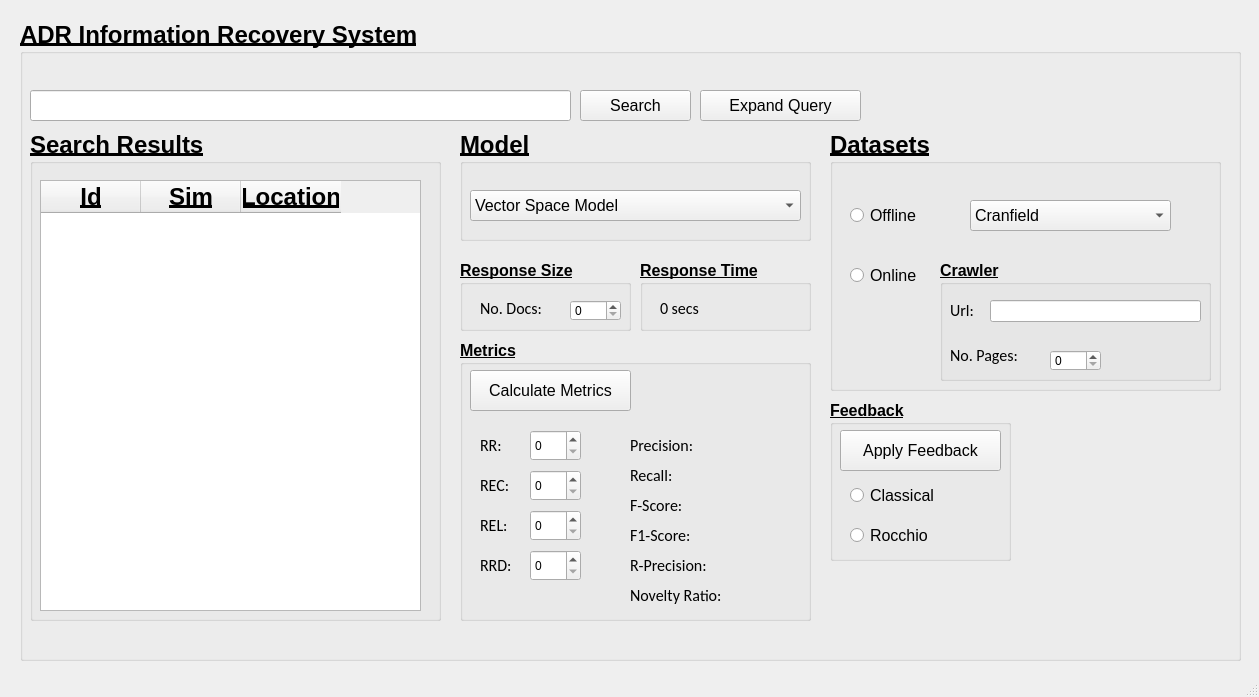
This is gui/ADRGui.ui in rolysr/adr-retrieval-system as Qt 5 draws it before an edit. The edited form follows.
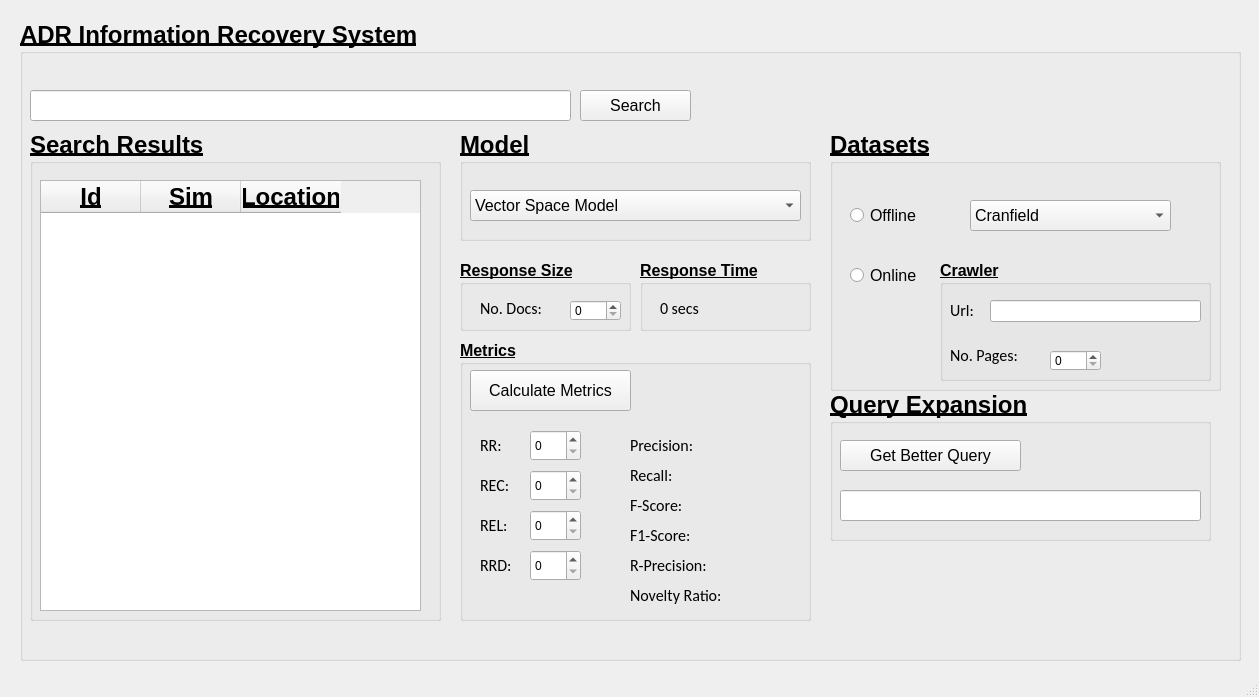
This is the edited form.

Commit message: Added query expansion frontend implementation

Patch:
```diff
--- a/gui/ADRGui.ui
+++ b/gui/ADRGui.ui
@@ -463,90 +463,6 @@
       </widget>
      </widget>
     </widget>
-    <widget class="QGroupBox" name="feedbackGroupBox">
-     <property name="geometry">
-      <rect>
-       <x>810</x>
-       <y>380</y>
-       <width>181</width>
-       <height>161</height>
-      </rect>
-     </property>
-     <property name="font">
-      <font>
-       <pointsize>12</pointsize>
-       <weight>75</weight>
-       <bold>true</bold>
-      </font>
-     </property>
-     <property name="title">
-      <string>Feedback</string>
-     </property>
-     <widget class="QPushButton" name="feedbackButton">
-      <property name="geometry">
-       <rect>
-        <x>10</x>
-        <y>30</y>
-        <width>161</width>
-        <height>41</height>
-       </rect>
-      </property>
-      <property name="font">
-       <font>
-        <family>Arial</family>
-        <pointsize>12</pointsize>
-        <weight>50</weight>
-        <bold>false</bold>
-        <underline>false</underline>
-       </font>
-      </property>
-      <property name="text">
-       <string>Apply Feedback</string>
-      </property>
-     </widget>
-     <widget class="QRadioButton" name="classicalRadioButton">
-      <property name="geometry">
-       <rect>
-        <x>20</x>
-        <y>80</y>
-        <width>111</width>
-        <height>31</height>
-       </rect>
-      </property>
-      <property name="font">
-       <font>
-        <pointsize>12</pointsize>
-        <weight>50</weight>
-        <bold>false</bold>
-        <underline>false</underline>
-       </font>
-      </property>
-      <property name="text">
-       <string>Classical</string>
-      </property>
-     </widget>
-     <widget class="QRadioButton" name="rocchioRadioButton">
-      <property name="geometry">
-       <rect>
-        <x>20</x>
-        <y>120</y>
-        <width>111</width>
-        <height>31</height>
-       </rect>
-      </property>
-      <property name="font">
-       <font>
-        <pointsize>12</pointsize>
-        <weight>50</weight>
-        <bold>false</bold>
-        <underline>false</underline>
-       </font>
-      </property>
-      <property name="text">
-       <string>Rocchio</string>
-      </property>
-     </widget>
-    </widget>
     <widget class="QGroupBox" name="metricsGroupBox">
      <property name="geometry">
       <rect>
@@ -875,27 +791,62 @@
       </property>
      </widget>
     </widget>
-    <widget class="QPushButton" name="expandQueryButton">
+    <widget class="QGroupBox" name="queryExpansionGroupBox">
      <property name="geometry">
       <rect>
-       <x>680</x>
-       <y>70</y>
-       <width>161</width>
-       <height>31</height>
+       <x>810</x>
+       <y>370</y>
+       <width>381</width>
+       <height>151</height>
       </rect>
      </property>
-     <property name="font">
-      <font>
-       <family>Arial</family>
-       <pointsize>12</pointsize>
-       <weight>50</weight>
-       <bold>false</bold>
-       <underline>false</underline>
-      </font>
+     <property name="title">
+      <string>Query Expansion</string>
      </property>
-     <property name="text">
-      <string>Expand Query</string>
-     </property>
+     <widget class="QPushButton" name="getBetterQueryButton">
+      <property name="geometry">
+       <rect>
+        <x>10</x>
+        <y>50</y>
+        <width>181</width>
+        <height>31</height>
+       </rect>
+      </property>
+      <property name="font">
+       <font>
+        <family>Arial</family>
+        <pointsize>12</pointsize>
+        <weight>50</weight>
+        <bold>false</bold>
+        <underline>false</underline>
+       </font>
+      </property>
+      <property name="text">
+       <string>Get Better Query</string>
+      </property>
+     </widget>
+     <widget class="QLineEdit" name="queryExpandedLineEdit">
+      <property name="geometry">
+       <rect>
+        <x>10</x>
+        <y>100</y>
+        <width>361</width>
+        <height>31</height>
+       </rect>
+      </property>
+      <property name="font">
+       <font>
+        <family>Arial</family>
+        <pointsize>12</pointsize>
+        <weight>50</weight>
+        <bold>false</bold>
+        <underline>false</underline>
+       </font>
+      </property>
+      <property name="text">
+       <string/>
+      </property>
+     </widget>
     </widget>
    </widget>
   </widget>
```
The commit also changes 2 other files.
